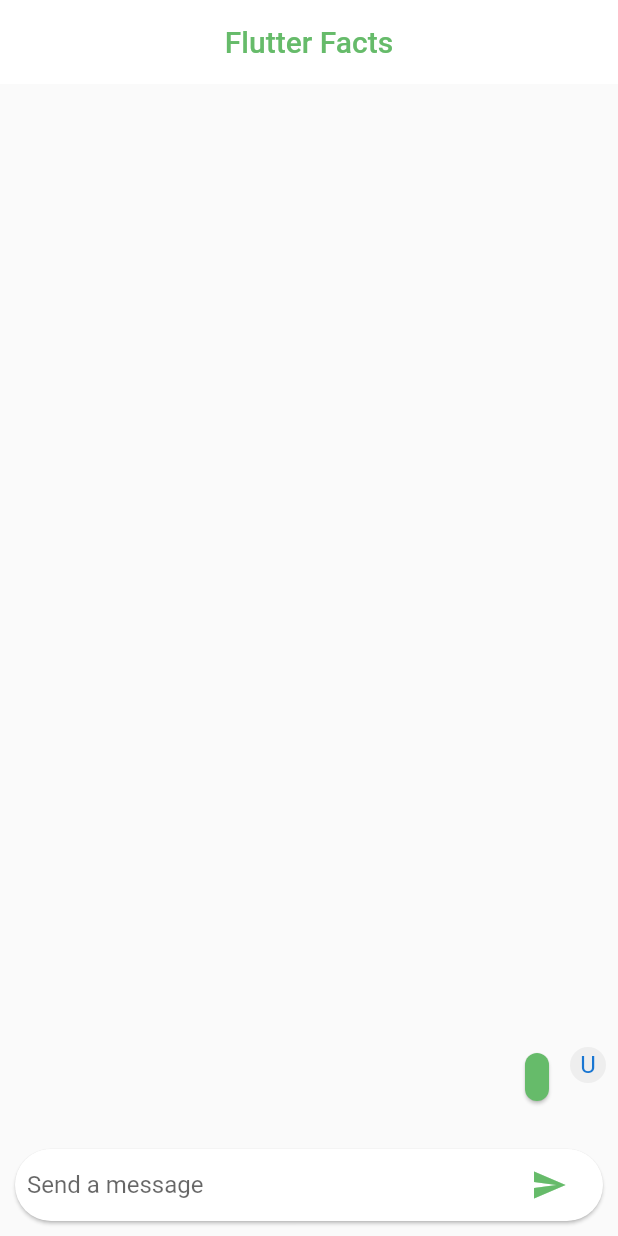
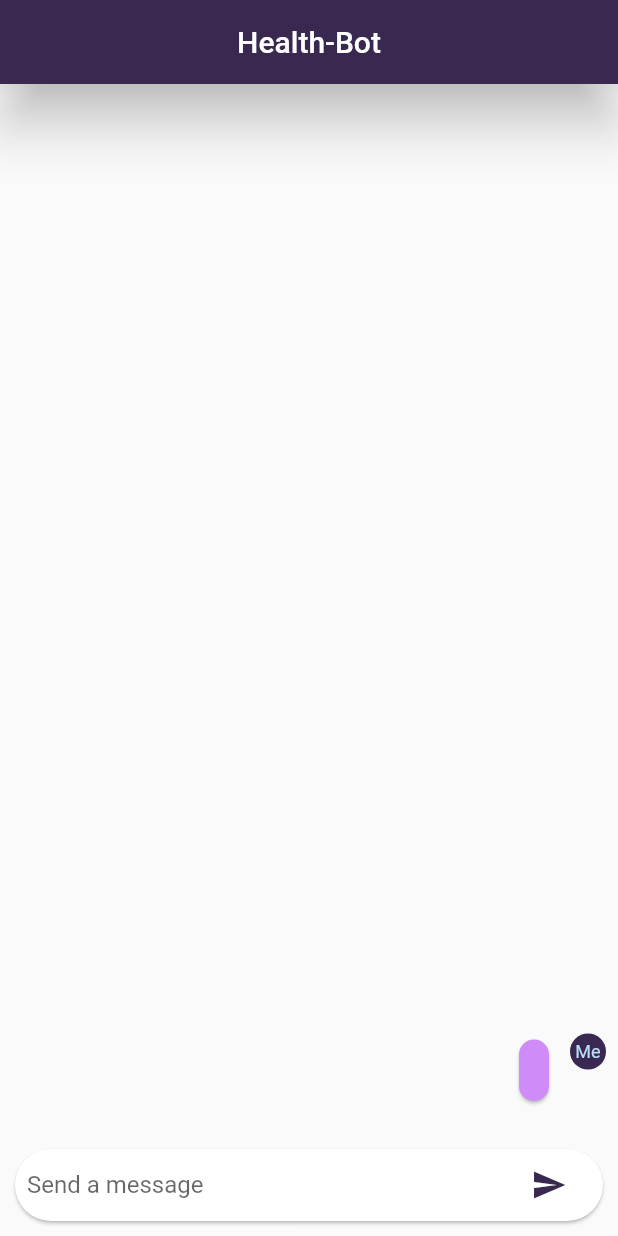
Before and after one commit to HIMANSHU3107/newEdaiProject, a Flutter app: the FlutterFactsChatBot screen opened directly, after a tap on the "send" icon, on a phone screen of 412 x 824 dp. Run offline on Flutter 3.47's test engine with Material 2 defaults, Android fonts, the light colour scheme and no system bars; our stand-ins replace audioplayers, firebase_auth, firebase_core, flutter_swiper; missing offline and left inert: flutter_dialogflow; accounts and stored records are empty.

Commit message:
Chat-Bot, Improve UI

```diff
--- a/lib/features/chatbot/chatbot.dart
+++ b/lib/features/chatbot/chatbot.dart
@@ -5,11 +5,11 @@
   @override
   Widget build(BuildContext context) {
     return MaterialApp(
-      title: 'Flutter Facts',
+      title: 'Health-Bot',
       debugShowCheckedModeBanner: false,
       theme: ThemeData(
-        primarySwatch: Colors.green,
-        accentColor: Colors.green,
+        primarySwatch: Colors.purple,
+        accentColor: Colors.purple,
       ),
       home: FlutterFactsChatBot(),
     );
--- a/lib/features/chatbot/dialog_flow.dart
+++ b/lib/features/chatbot/dialog_flow.dart
@@ -38,7 +38,7 @@
               child: IconButton(
                   icon: Icon(
                     Icons.send,
-                    color: Colors.green[400],
+                    color: Color(0xff392850),
                   ),
                   onPressed: () => _submitQuery(_textController.text)),
             ),
@@ -71,7 +71,7 @@
     _textController.clear();
     Facts message = new Facts(
       text: text,
-      name: "User",
+      name: "Me",
       type: true,
     );
     setState(() {
@@ -86,11 +86,11 @@
       appBar: AppBar(
         centerTitle: true,
         title: Text(
-          "Flutter Facts",
-          style: TextStyle(color: Colors.green[400]),
+          "Health-Bot",
+          style: TextStyle(color: Colors.white),
         ),
-        backgroundColor: Colors.white,
-        elevation: 0,
+        backgroundColor: Color(0xff392850),
+        elevation: 15,
       ),
       body: Column(children: <Widget>[
         Flexible(
--- a/lib/features/chatbot/facts_message.dart
+++ b/lib/features/chatbot/facts_message.dart
@@ -12,12 +12,10 @@
       Container(
         margin: const EdgeInsets.only(right: 10.0),
         child: CircleAvatar(
-          child: Padding(
-            padding: const EdgeInsets.all(5),
-            child: FlutterLogo(),
-          ),
+          child: new Image(
+              image: new AssetImage("assets/images/chatbot-icon.jpg")),
           backgroundColor: Colors.grey[200],
-          radius: 12,
+          radius: 14,
         ),
       ),
       Expanded(
@@ -27,13 +25,15 @@
 //            Text(this.name,
 //                style: TextStyle(fontWeight: FontWeight.bold)),
             Card(
+                margin: const EdgeInsets.only(right: 80.0),
                 elevation: 3,
                 shape: RoundedRectangleBorder(
                     borderRadius: BorderRadius.all(Radius.circular(20))),
                 child: Padding(
-                  padding: const EdgeInsets.all(8.0),
+                  padding: const EdgeInsets.all(10.0),
                   child: Text(
                     text,
+                    style: TextStyle(fontSize: 18),
                   ),
                 )),
           ],
@@ -50,14 +50,14 @@
           children: <Widget>[
 //            Text(this.name, style: Theme.of(context).textTheme.subhead),
             Card(
-                color: Colors.green[400],
+                color: Color(0xffcf8cf9),
                 shape: RoundedRectangleBorder(
                     borderRadius: BorderRadius.all(Radius.circular(20))),
                 child: Padding(
-                  padding: const EdgeInsets.all(8.0),
+                  padding: const EdgeInsets.all(10.0),
                   child: Text(
                     text,
-                    style: TextStyle(color: Colors.white),
+                    style: TextStyle(color: Colors.white, fontSize: 18),
                   ),
                 )),
           ],
@@ -66,8 +66,11 @@
       Container(
         margin: const EdgeInsets.only(left: 10.0),
         child: CircleAvatar(
-          child: new Text(this.name[0]),
-          backgroundColor: Colors.grey[200],
+          child: new Text(
+            this.name,
+            style: TextStyle(fontSize: 12),
+          ),
+          backgroundColor: Color(0xff392850),
           radius: 12,
         ),
       ),
--- a/lib/home/home.dart
+++ b/lib/home/home.dart
@@ -134,7 +134,8 @@
                         child: ClipRRect(
                             borderRadius: BorderRadius.circular(20),
                             child: Image(
-                              image: AssetImage('assets/images/chatbot.png'),
+                              image:
+                                  AssetImage('assets/images/chatbot-icon.jpg'),
                               height: 60,
                             )),
                       ),
```
Also changed, not shown: assets/first-fbfm-6469f3c5e97b.json (added, +12 -0 lines), assets/images/chatbot-icon.jpg (added), pubspec.lock.
